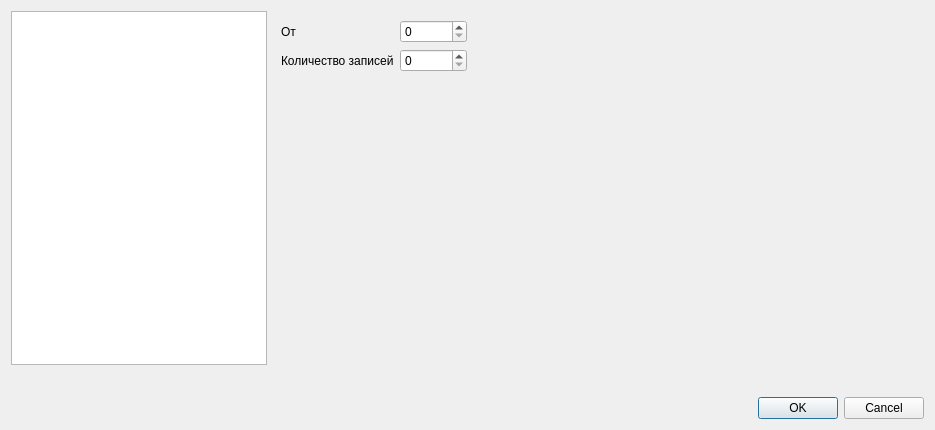
Above: filterdialog.ui from vlarry/configurator before the change. Below: the same form after it.
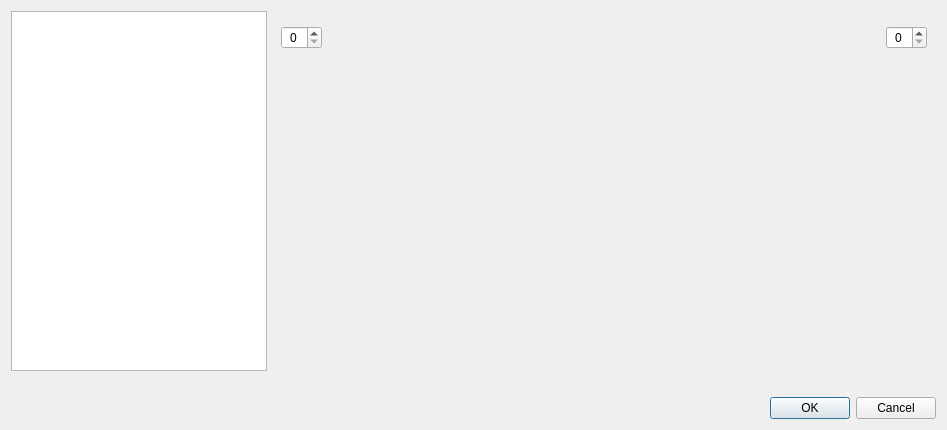
That is the form after the change. The open tabs and pages were chosen to show the change. Custom widgets are drawn as their Qt base class.

Commit message: Изменение внешнего вида фильтра интервала чтения журналов - вставка слайдера с двумя ползунками.

The edit to the form file:
```diff
--- a/filterdialog.ui
+++ b/filterdialog.ui
@@ -6,12 +6,12 @@
    <rect>
     <x>0</x>
     <y>0</y>
-    <width>935</width>
+    <width>947</width>
     <height>430</height>
    </rect>
   </property>
   <property name="windowTitle">
-   <string>Фильтр</string>
+   <string>Фильтр данных</string>
   </property>
   <layout class="QVBoxLayout" name="verticalLayout_4">
    <item>
@@ -32,93 +32,53 @@
      <item>
       <widget class="QStackedWidget" name="stackwgtFilter">
        <property name="currentIndex">
-        <number>1</number>
+        <number>0</number>
        </property>
        <widget class="QWidget" name="pageFilterInterval">
-        <layout class="QVBoxLayout" name="verticalLayout">
+        <layout class="QVBoxLayout" name="verticalLayout_7">
          <item>
-          <layout class="QHBoxLayout" name="horizontalLayout">
+          <layout class="QVBoxLayout" name="verticalLayout">
            <item>
-            <layout class="QFormLayout" name="formLayout">
-             <item row="0" column="0">
-              <widget class="QLabel" name="label_13">
-               <property name="sizePolicy">
-                <sizepolicy hsizetype="Minimum" vsizetype="Preferred">
-                 <horstretch>0</horstretch>
-                 <verstretch>0</verstretch>
-                </sizepolicy>
+            <widget class="RangeSlider" name="widgetSliderInterval" native="true">
+             <property name="sizePolicy">
+              <sizepolicy hsizetype="Expanding" vsizetype="Preferred">
+               <horstretch>0</horstretch>
+               <verstretch>0</verstretch>
+              </sizepolicy>
+             </property>
+            </widget>
+           </item>
+           <item>
+            <layout class="QHBoxLayout" name="horizontalLayout">
+             <item>
+              <widget class="QSpinBox" name="spinBoxIntervalFrom">
+               <property name="alignment">
+                <set>Qt::AlignCenter</set>
                </property>
-               <property name="text">
-                <string>От</string>
-               </property>
-               <property name="scaledContents">
-                <bool>true</bool>
-               </property>
               </widget>
              </item>
-             <item row="1" column="0">
-              <widget class="QLabel" name="label_14">
-               <property name="sizePolicy">
-                <sizepolicy hsizetype="Minimum" vsizetype="Preferred">
-                 <horstretch>0</horstretch>
-                 <verstretch>0</verstretch>
-                </sizepolicy>
+             <item>
+              <spacer name="horizontalSpacer">
+               <property name="orientation">
+                <enum>Qt::Horizontal</enum>
                </property>
-               <property name="text">
-                <string>Количество записей</string>
+               <property name="sizeHint" stdset="0">
+                <size>
+                 <width>40</width>
+                 <height>20</height>
+                </size>
                </property>
-               <property name="scaledContents">
-                <bool>true</bool>
-               </property>
-              </widget>
+              </spacer>
              </item>
-             <item row="0" column="1">
-              <widget class="QSpinBox" name="spinboxIntervalBegin">
-               <property name="sizePolicy">
-                <sizepolicy hsizetype="Minimum" vsizetype="Fixed">
-                 <horstretch>0</horstretch>
-                 <verstretch>0</verstretch>
-                </sizepolicy>
-               </property>
-               <property name="toolTip">
-                <string>&lt;html&gt;&lt;head/&gt;&lt;body&gt;&lt;p&gt;Сообщение с которого начать чтение&lt;/p&gt;&lt;/body&gt;&lt;/html&gt;</string>
-               </property>
-               <property name="maximum">
-                <number>256000</number>
-               </property>
-              </widget>
-             </item>
-             <item row="1" column="1">
-              <widget class="QSpinBox" name="spinboxIntervalCount">
-               <property name="sizePolicy">
-                <sizepolicy hsizetype="Minimum" vsizetype="Fixed">
-                 <horstretch>0</horstretch>
-                 <verstretch>0</verstretch>
-                </sizepolicy>
-               </property>
-               <property name="toolTip">
-                <string>&lt;html&gt;&lt;head/&gt;&lt;body&gt;&lt;p&gt;Количество сообщений, которые необходимо прочитать&lt;/p&gt;&lt;/body&gt;&lt;/html&gt;</string>
-               </property>
-               <property name="maximum">
-                <number>256000</number>
+             <item>
+              <widget class="QSpinBox" name="spinBoxIntervalTo">
+               <property name="alignment">
+                <set>Qt::AlignCenter</set>
                </property>
               </widget>
              </item>
             </layout>
            </item>
-           <item>
-            <spacer name="horizontalSpacer">
-             <property name="orientation">
-              <enum>Qt::Horizontal</enum>
-             </property>
-             <property name="sizeHint" stdset="0">
-              <size>
-               <width>40</width>
-               <height>20</height>
-              </size>
-             </property>
-            </spacer>
-           </item>
           </layout>
          </item>
          <item>
@@ -275,16 +235,6 @@
    </item>
    <item>
     <layout class="QHBoxLayout" name="horizontalLayout_5">
-     <item>
-      <widget class="RangeSlider" name="widgetSlider" native="true">
-       <property name="sizePolicy">
-        <sizepolicy hsizetype="Expanding" vsizetype="Preferred">
-         <horstretch>0</horstretch>
-         <verstretch>0</verstretch>
-        </sizepolicy>
-       </property>
-      </widget>
-     </item>
      <item>
       <spacer name="horizontalSpacer_3">
        <property name="orientation">
```
The commit also changes 2 other files.
